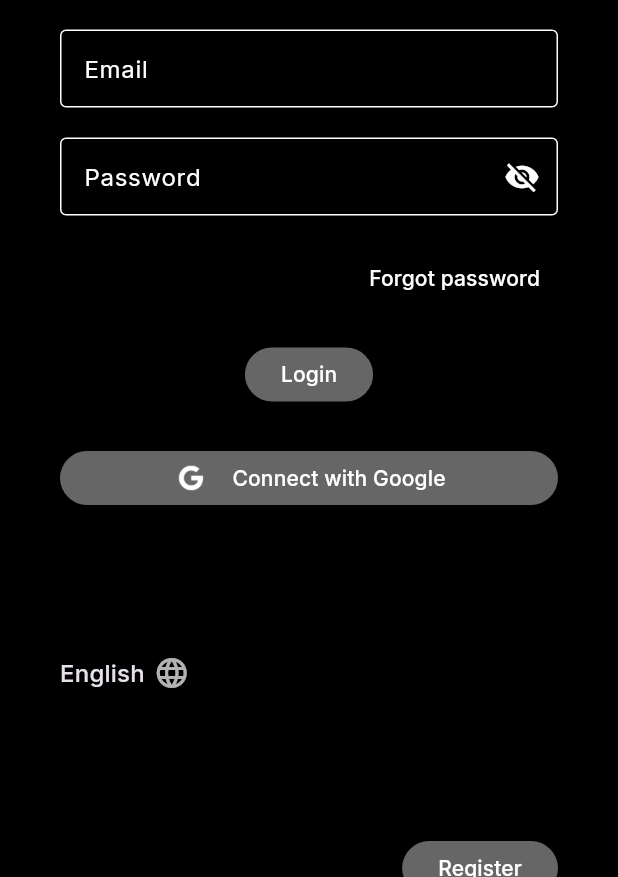
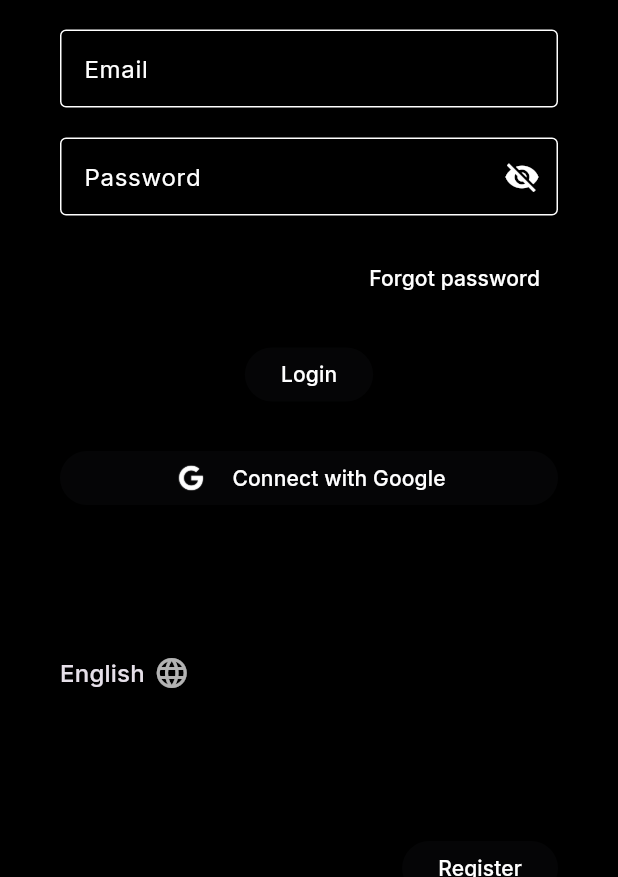
Before and after one commit to air-menu/flymenu, a Flutter app: the screen it shows after launch, on a phone screen of 412 x 824 dp, the part 359-1236 px from its top. Run offline on Flutter 3.47's test engine with Material 3 defaults, Android fonts, the light colour scheme and no system bars; our stand-ins replace cloud_firestore, firebase_auth, firebase_core, flutter_i18n, google_fonts, google_sign_in; missing offline and left inert: darq; accounts and stored records are empty.

Commit message:
Update : Modification des thèmes + utilisation dans les views

```diff
--- a/lib/styles.dart
+++ b/lib/styles.dart
@@ -4,16 +4,17 @@
 
 class Couleur {
   static const blue = Color(0xFF217FB4);
-  static const red = Color(0xFFC50909);
-  static const gray = Color(0xFF666666);
+  static const red = Color(0xFFE94B1B);
+  static const gray = Color(0x1930363D);
   static const black = Colors.black;
-  static const darkGray = Color(0xFF333333);
-  static const white = Colors.white;
+  static const darkGray = Color(0xBF30363D);
+  static const white = Color(0xFFFFFFFF);
   static const darkwhite = Color(0xFFE5E5E5);
   static const orange = Color(0xFFFFA62B);
   static const green = Color(0xFF5CB85C);
   static const offWhite = Color(0xFFEAF0FC);
-
+  static const lightMarron = Color(0x19E94B1B);
+  static const rose = Color(0xFFF4F5F5);
 }
 
 class Themes {
@@ -23,31 +24,56 @@
     textTheme: GoogleFonts.interTextTheme(),
     colorScheme: const ColorScheme(
       brightness: Brightness.light,
-      primary: Couleur.black,
-      onPrimary: Couleur.white,
+      primary: Couleur.white,
+      onPrimary: Couleur.black,
       secondary: Couleur.blue,
       onSecondary: Couleur.white,
-      surface: Couleur.gray,
-      onSurface: Couleur.white,
-      background: Couleur.white,
-      onBackground: Couleur.black,
+      surface: Couleur.white,
+      onSurface: Couleur.black,
       error: Couleur.red,
       onError: Couleur.white,
+      tertiary: Couleur.rose,
+      onTertiary: Couleur.black,
     ),
-    scaffoldBackgroundColor: Couleur.white,
+    scaffoldBackgroundColor: Colors.white,
     visualDensity: VisualDensity.comfortable,
     brightness: Brightness.light,
     appBarTheme: const AppBarTheme(
-      systemOverlayStyle: SystemUiOverlayStyle.dark,
+      systemOverlayStyle: SystemUiOverlayStyle.light,
       backgroundColor: Couleur.white,
       foregroundColor: Couleur.black,
       iconTheme: IconThemeData(color: Color.fromARGB(255, 178, 176, 176)),
     ),
     primaryTextTheme: const TextTheme(
       titleLarge: TextStyle(
-        color: Couleur.darkwhite,
+        color: Couleur.black,
+        fontSize: 24,
+        fontWeight: FontWeight.w700,
+        letterSpacing: -0.48,
+      ),
+      titleMedium: TextStyle(
+        color: Couleur.white,
+        fontSize: 18,
+        fontWeight: FontWeight.w700,
+        letterSpacing: -0.48,
+      ),
+      bodySmall: TextStyle(
+        color: Couleur.darkGray,
+        fontSize: 12,
+      ),
+      labelLarge: TextStyle(
+        color: Couleur.black,
         fontSize: 20,
-        fontWeight: FontWeight.w600,
+        fontWeight: FontWeight.w800,
+      ),
+      labelMedium: TextStyle(
+        color: Couleur.blue,
+        fontSize: 16,
+        fontWeight: FontWeight.w800,
+      ),
+      labelSmall: TextStyle(
+        color: Couleur.blue,
+        fontWeight: FontWeight.w700,
       ),
     ),
   );
@@ -58,6 +84,7 @@
     textTheme: GoogleFonts.interTextTheme(
       ThemeData(brightness: Brightness.dark).textTheme,
     ),
+    primaryColor: Colors.white,
     colorScheme: const ColorScheme(
       brightness: Brightness.dark,
       primary: Couleur.white,
@@ -75,7 +102,7 @@
     visualDensity: VisualDensity.comfortable,
     brightness: Brightness.dark,
     appBarTheme: const AppBarTheme(
-      systemOverlayStyle: SystemUiOverlayStyle.light,
+      systemOverlayStyle: SystemUiOverlayStyle.dark,
       backgroundColor: Couleur.black,
       foregroundColor: Couleur.white,
       iconTheme: IconThemeData(
```
